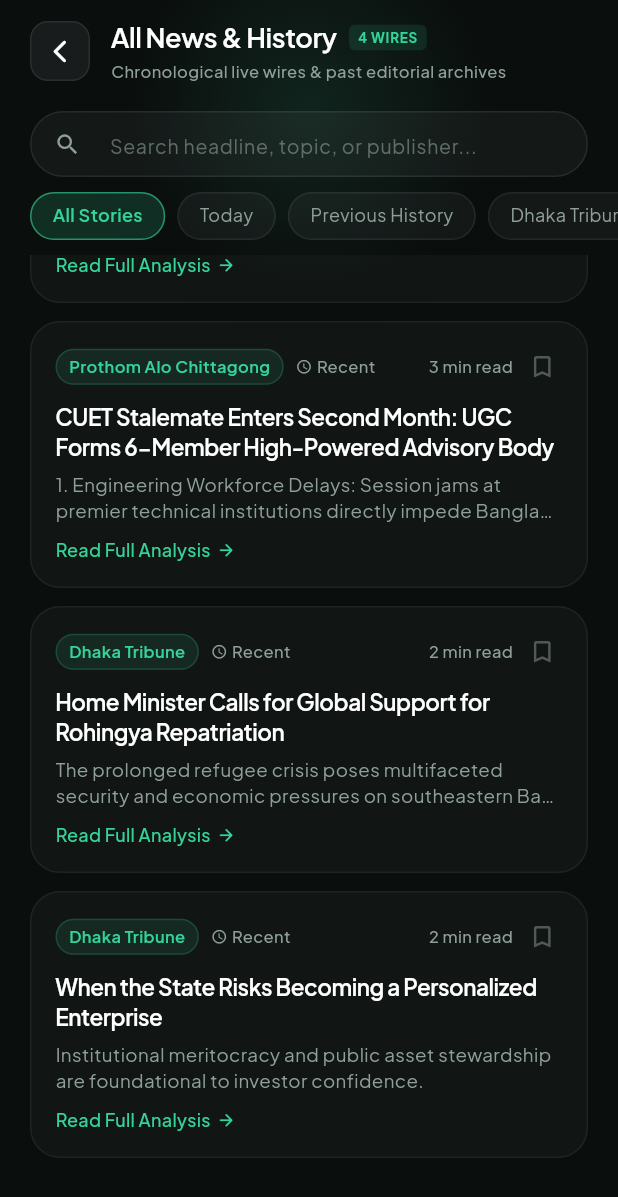
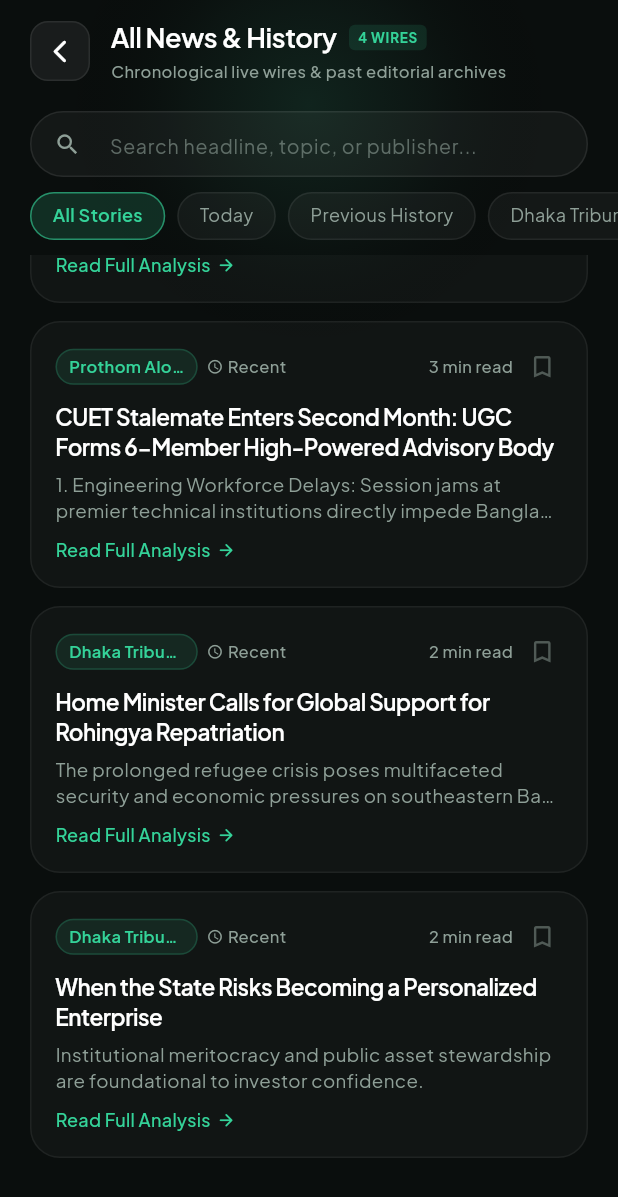
Before and after one commit to ReduanNurLabid/Dorpon, a Flutter app: the AllNewsScreen screen opened directly, scrolled down 154 dp, on a phone screen of 412 x 824 dp. Shown: the top 1197 px of the screen. Run offline on Flutter 3.47's test engine with Material 3 defaults, Android fonts, the phone set to English and light mode, and no system bars; our stand-ins replace cloud_firestore, firebase_core, google_fonts; accounts and stored records are empty.

Commit message:
fix(layout): add Flexible constraints to source headers and enable Firestore client persistence

```diff
--- a/dorpon_app/lib/main.dart
+++ b/dorpon_app/lib/main.dart
@@ -1,6 +1,7 @@
 import 'package:flutter/material.dart';
 import 'package:google_fonts/google_fonts.dart';
 import 'package:firebase_core/firebase_core.dart';
+import 'package:cloud_firestore/cloud_firestore.dart';
 import 'firebase_options.dart';
 import 'theme/obsidian_tokens.dart';
 import 'screens/home_screen.dart';
@@ -9,6 +10,9 @@ void main() async {
   WidgetsFlutterBinding.ensureInitialized();
   await Firebase.initializeApp(
     options: DefaultFirebaseOptions.currentPlatform,
+  );
+  FirebaseFirestore.instance.settings = const Settings(
+    persistenceEnabled: true,
   );
   runApp(const DorponApp());
 }
--- a/dorpon_app/lib/screens/all_news_screen.dart
+++ b/dorpon_app/lib/screens/all_news_screen.dart
@@ -318,7 +318,8 @@ class _AllNewsScreenState extends State<AllNewsScreen> {
               // Source & Published Timestamp Header
               Row(
                 children: [
-                  Container(
+                  Flexible(
+                    child: Container(
                       padding: const EdgeInsets.symmetric(horizontal: 8, vertical: 3),
                       decoration: BoxDecoration(
                         color: ObsidianTokens.primaryMint.withValues(alpha: 0.1),
@@ -334,13 +335,16 @@ class _AllNewsScreenState extends State<AllNewsScreen> {
                         overflow: TextOverflow.ellipsis,
                       ),
                     ),
-                  const SizedBox(width: 8),
+                  ),
+                  if (story.formattedPublishedTime.isNotEmpty) ...[
+                    const SizedBox(width: 6),
                     const Icon(Icons.schedule, size: 11, color: ObsidianTokens.textSecondary),
                     const SizedBox(width: 3),
                     Text(
                       story.formattedPublishedTime,
                       style: ObsidianTokens.labelXs(color: ObsidianTokens.textSecondary),
                     ),
+                  ],
                   const Spacer(),
                   Text(
                     '$readMins min read',
```
Also changed, not shown: dorpon_app/lib/screens/home_screen.dart (+9 -1 lines). Lines whose indentation alone changed are shown as unchanged.
